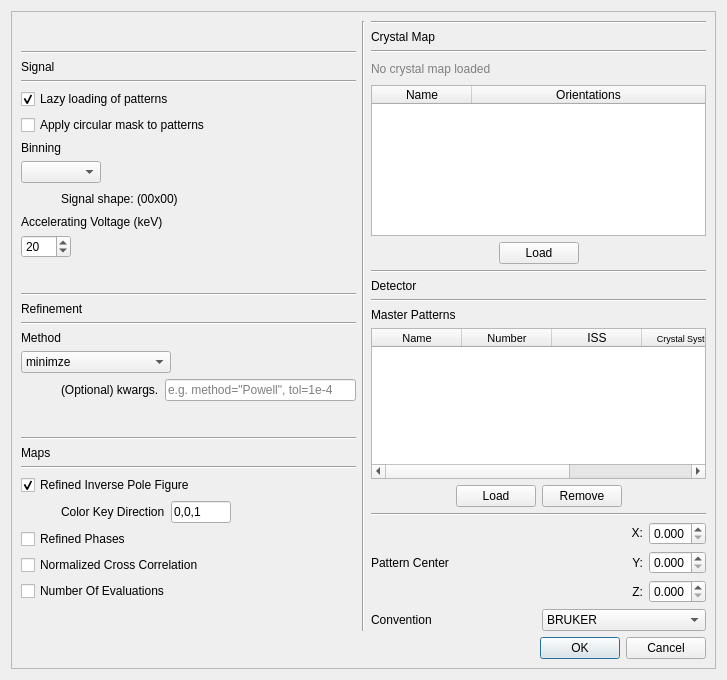
EBSP-Indexer/EBSP-Indexer, file ui/refine_setup.ui: the form before one commit.
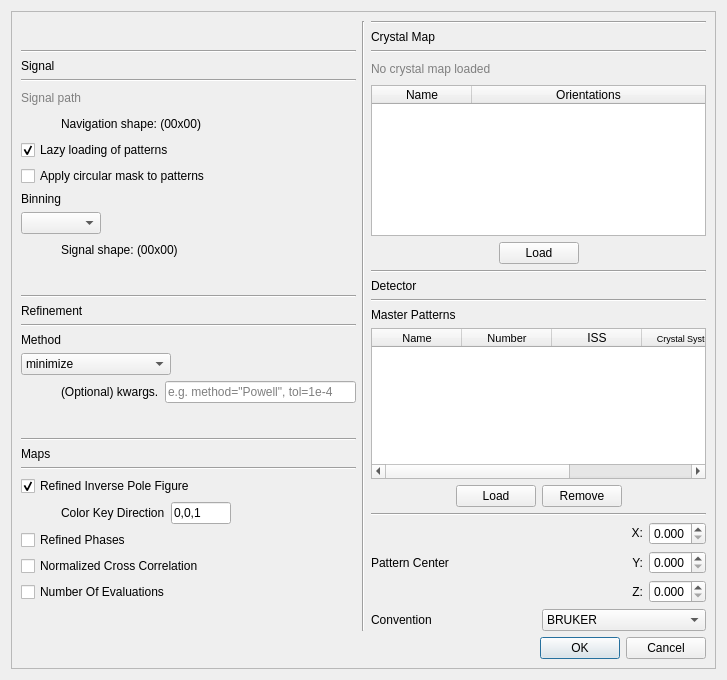
The form after the commit.

```diff
--- a/ui/refine_setup.ui
+++ b/ui/refine_setup.ui
@@ -66,6 +66,74 @@
           </property>
          </widget>
         </item>
+        <item>
+         <layout class="QHBoxLayout" name="horizontalLayout_12">
+          <item>
+           <widget class="QLabel" name="labelSignalPath">
+            <property name="styleSheet">
+             <string notr="true">font: italic 8pt &quot;MS Sans Serif&quot;;
+color: rgb(127, 127, 127);</string>
+            </property>
+            <property name="text">
+             <string>Signal path</string>
+            </property>
+           </widget>
+          </item>
+          <item>
+           <spacer name="horizontalSpacer_23">
+            <property name="orientation">
+             <enum>Qt::Horizontal</enum>
+            </property>
+            <property name="sizeHint" stdset="0">
+             <size>
+              <width>40</width>
+              <height>20</height>
+             </size>
+            </property>
+           </spacer>
+          </item>
+         </layout>
+        </item>
+        <item>
+         <layout class="QHBoxLayout" name="horizontalLayout_11">
+          <item>
+           <spacer name="horizontalSpacer_21">
+            <property name="orientation">
+             <enum>Qt::Horizontal</enum>
+            </property>
+            <property name="sizeType">
+             <enum>QSizePolicy::Fixed</enum>
+            </property>
+            <property name="sizeHint" stdset="0">
+             <size>
+              <width>40</width>
+              <height>20</height>
+             </size>
+            </property>
+           </spacer>
+          </item>
+          <item>
+           <widget class="QLabel" name="labelNavigationShape">
+            <property name="text">
+             <string>Navigation shape: (00x00)</string>
+            </property>
+           </widget>
+          </item>
+          <item>
+           <spacer name="horizontalSpacer_22">
+            <property name="orientation">
+             <enum>Qt::Horizontal</enum>
+            </property>
+            <property name="sizeHint" stdset="0">
+             <size>
+              <width>40</width>
+              <height>20</height>
+             </size>
+            </property>
+           </spacer>
+          </item>
+         </layout>
+        </item>
         <item>
          <layout class="QVBoxLayout" name="verticalLayout_6">
           <item>
@@ -169,35 +237,6 @@
           </item>
          </layout>
         </item>
-        <item>
-         <widget class="QLabel" name="label_15">
-          <property name="text">
-           <string>Accelerating Voltage (keV)</string>
-          </property>
-          <property name="alignment">
-           <set>Qt::AlignLeading|Qt::AlignLeft|Qt::AlignVCenter</set>
-          </property>
-         </widget>
-        </item>
-        <item>
-         <widget class="QSpinBox" name="spinBoxEnergy">
-          <property name="maximumSize">
-           <size>
-            <width>50</width>
-            <height>16777215</height>
-           </size>
-          </property>
-          <property name="minimum">
-           <number>1</number>
-          </property>
-          <property name="maximum">
-           <number>30</number>
-          </property>
-          <property name="value">
-           <number>20</number>
-          </property>
-         </widget>
-        </item>
         <item>
          <spacer name="verticalSpacer_4">
           <property name="orientation">
@@ -256,7 +295,7 @@
               </property>
               <item>
                <property name="text">
-                <string>minimze</string>
+                <string>minimize</string>
                </property>
               </item>
               <item>
```
Left out of the diff: 118 changed lines with no effect on the pictures.
